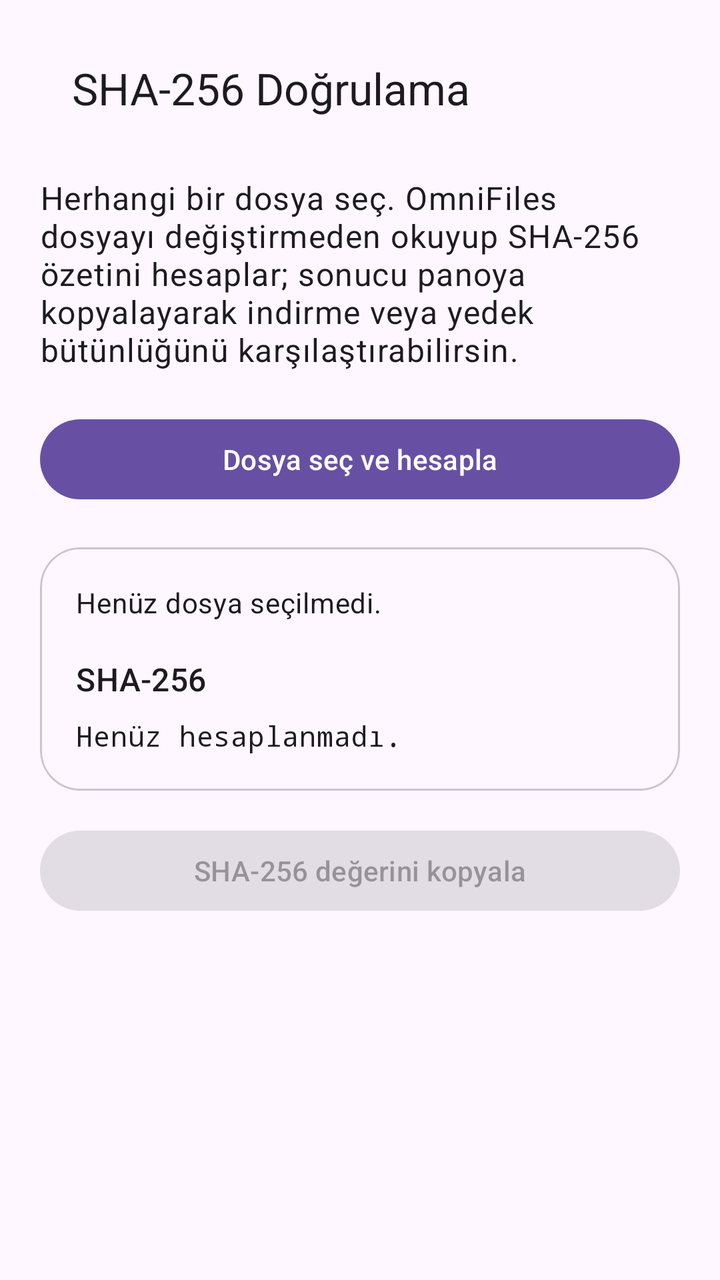
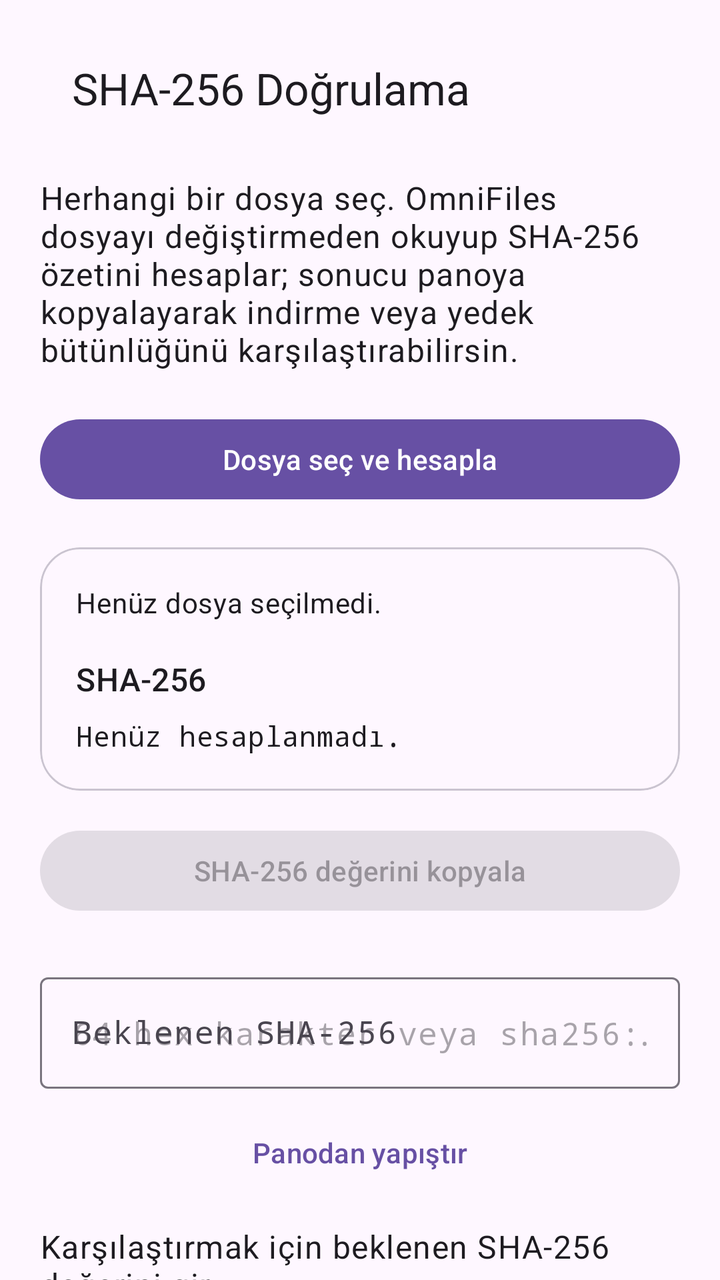

Compare the two renders of this Android layout. The source of the first and the diff that turns it into the second are given below.
<!-- AndroidManifest.xml: application theme Theme.OmniFiles -->
<!-- res/layout/activity_checksum.xml -->
<?xml version="1.0" encoding="utf-8"?>
<androidx.core.widget.NestedScrollView xmlns:android="http://schemas.android.com/apk/res/android"
    xmlns:app="http://schemas.android.com/apk/res-auto"
    android:id="@+id/root"
    android:layout_width="match_parent"
    android:layout_height="match_parent"
    android:clipToPadding="false">

    <LinearLayout
        android:layout_width="match_parent"
        android:layout_height="wrap_content"
        android:orientation="vertical"
        android:paddingStart="20dp"
        android:paddingTop="12dp"
        android:paddingEnd="20dp"
        android:paddingBottom="32dp">

        <com.google.android.material.appbar.MaterialToolbar
            android:id="@+id/toolbar"
            android:layout_width="match_parent"
            android:layout_height="wrap_content"
            app:title="@string/checksum_title" />

        <TextView
            android:layout_width="match_parent"
            android:layout_height="wrap_content"
            android:layout_marginTop="12dp"
            android:text="@string/checksum_help"
            android:textAppearance="?attr/textAppearanceBodyLarge" />

        <com.google.android.material.button.MaterialButton
            android:id="@+id/selectFileButton"
            style="@style/Widget.Material3.Button"
            android:layout_width="match_parent"
            android:layout_height="wrap_content"
            android:layout_marginTop="20dp"
            android:text="@string/checksum_select_file" />

        <com.google.android.material.progressindicator.LinearProgressIndicator
            android:id="@+id/progress"
            android:layout_width="match_parent"
            android:layout_height="wrap_content"
            android:layout_marginTop="16dp"
            android:indeterminate="true"
            android:visibility="gone" />

        <com.google.android.material.card.MaterialCardView
            android:layout_width="match_parent"
            android:layout_height="wrap_content"
            android:layout_marginTop="20dp"
            app:cardCornerRadius="20dp">

            <LinearLayout
                android:layout_width="match_parent"
                android:layout_height="wrap_content"
                android:orientation="vertical"
                android:padding="18dp">

                <TextView
                    android:id="@+id/fileInfoText"
                    android:layout_width="match_parent"
                    android:layout_height="wrap_content"
                    android:text="@string/checksum_no_file"
                    android:textAppearance="?attr/textAppearanceBodyMedium" />

                <TextView
                    android:layout_width="wrap_content"
                    android:layout_height="wrap_content"
                    android:layout_marginTop="18dp"
                    android:text="@string/checksum_sha256_label"
                    android:textAppearance="?attr/textAppearanceTitleMedium" />

                <TextView
                    android:id="@+id/hashText"
                    android:layout_width="match_parent"
                    android:layout_height="wrap_content"
                    android:layout_marginTop="8dp"
                    android:fontFamily="monospace"
                    android:text="@string/checksum_not_calculated"
                    android:textIsSelectable="true"
                    android:textAppearance="?attr/textAppearanceBodyMedium" />
            </LinearLayout>
        </com.google.android.material.card.MaterialCardView>

        <com.google.android.material.button.MaterialButton
            android:id="@+id/copyHashButton"
            style="@style/Widget.Material3.Button.TonalButton"
            android:layout_width="match_parent"
            android:layout_height="wrap_content"
            android:layout_marginTop="16dp"
            android:enabled="false"
            android:text="@string/checksum_copy" />
    </LinearLayout>
</androidx.core.widget.NestedScrollView>
<!-- resources referenced by this layout -->
<resources>
  <string name="checksum_copy">SHA-256 değerini kopyala</string>
  <string name="checksum_help">Herhangi bir dosya seç. OmniFiles dosyayı değiştirmeden okuyup SHA-256 özetini hesaplar; sonucu panoya kopyalayarak indirme veya yedek bütünlüğünü karşılaştırabilirsin.</string>
  <string name="checksum_no_file">Henüz dosya seçilmedi.</string>
  <string name="checksum_not_calculated">Henüz hesaplanmadı.</string>
  <string name="checksum_select_file">Dosya seç ve hesapla</string>
  <string name="checksum_sha256_label">SHA-256</string>
  <string name="checksum_title">SHA-256 Doğrulama</string>
  <style name="Theme.OmniFiles" parent="Theme.Material3.DayNight.NoActionBar">
          <item name="android:windowActionModeOverlay">true</item>
          <item name="android:windowLightStatusBar" tools:targetApi="m">?attr/isLightTheme</item>
          <item name="android:navigationBarColor">@android:color/transparent</item>
          <item name="android:statusBarColor">@android:color/transparent</item>
      </style>
</resources>

<!-- the commit's change to res/layout/activity_checksum.xml (unified diff, before → after) -->
@@ -90,5 +90,40 @@
             android:layout_marginTop="16dp"
             android:enabled="false"
             android:text="@string/checksum_copy" />
+
+        <com.google.android.material.textfield.TextInputLayout
+            android:id="@+id/expectedHashLayout"
+            style="@style/Widget.Material3.TextInputLayout.OutlinedBox"
+            android:layout_width="match_parent"
+            android:layout_height="wrap_content"
+            android:layout_marginTop="24dp"
+            android:hint="@string/checksum_expected_label">
+
+            <com.google.android.material.textfield.TextInputEditText
+                android:id="@+id/expectedHashInput"
+                android:layout_width="match_parent"
+                android:layout_height="wrap_content"
+                android:fontFamily="monospace"
+                android:inputType="textNoSuggestions"
+                android:maxLength="80"
+                android:maxLines="2"
+                android:hint="@string/checksum_expected_hint" />
+        </com.google.android.material.textfield.TextInputLayout>
+
+        <com.google.android.material.button.MaterialButton
+            android:id="@+id/pasteExpectedHashButton"
+            style="@style/Widget.Material3.Button.TextButton"
+            android:layout_width="match_parent"
+            android:layout_height="wrap_content"
+            android:layout_marginTop="8dp"
+            android:text="@string/checksum_paste" />
+
+        <TextView
+            android:id="@+id/verificationText"
+            android:layout_width="match_parent"
+            android:layout_height="wrap_content"
+            android:layout_marginTop="12dp"
+            android:text="@string/checksum_verify_idle"
+            android:textAppearance="?attr/textAppearanceBodyLarge" />
     </LinearLayout>
 </androidx.core.widget.NestedScrollView>
<!-- resource entries referenced after the edit -->
@@ -1,12 +1,16 @@
 <!-- resources referenced by this layout -->
 <resources>
   <string name="checksum_copy">SHA-256 değerini kopyala</string>
+  <string name="checksum_expected_hint">64 hex karakter veya sha256:…</string>
+  <string name="checksum_expected_label">Beklenen SHA-256</string>
   <string name="checksum_help">Herhangi bir dosya seç. OmniFiles dosyayı değiştirmeden okuyup SHA-256 özetini hesaplar; sonucu panoya kopyalayarak indirme veya yedek bütünlüğünü karşılaştırabilirsin.</string>
   <string name="checksum_no_file">Henüz dosya seçilmedi.</string>
   <string name="checksum_not_calculated">Henüz hesaplanmadı.</string>
+  <string name="checksum_paste">Panodan yapıştır</string>
   <string name="checksum_select_file">Dosya seç ve hesapla</string>
   <string name="checksum_sha256_label">SHA-256</string>
   <string name="checksum_title">SHA-256 Doğrulama</string>
+  <string name="checksum_verify_idle">Karşılaştırmak için beklenen SHA-256 değerini gir.</string>
   <style name="Theme.OmniFiles" parent="Theme.Material3.DayNight.NoActionBar">
           <item name="android:windowActionModeOverlay">true</item>
           <item name="android:windowLightStatusBar" tools:targetApi="m">?attr/isLightTheme</item>
